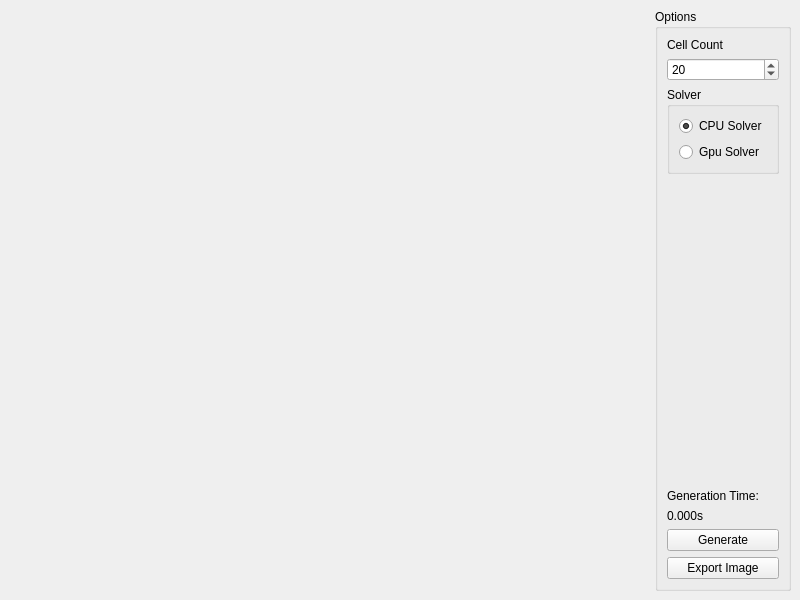
Qt form application/ui/mainwindow.ui (thoxey/parallelvoronoi) before a commit.
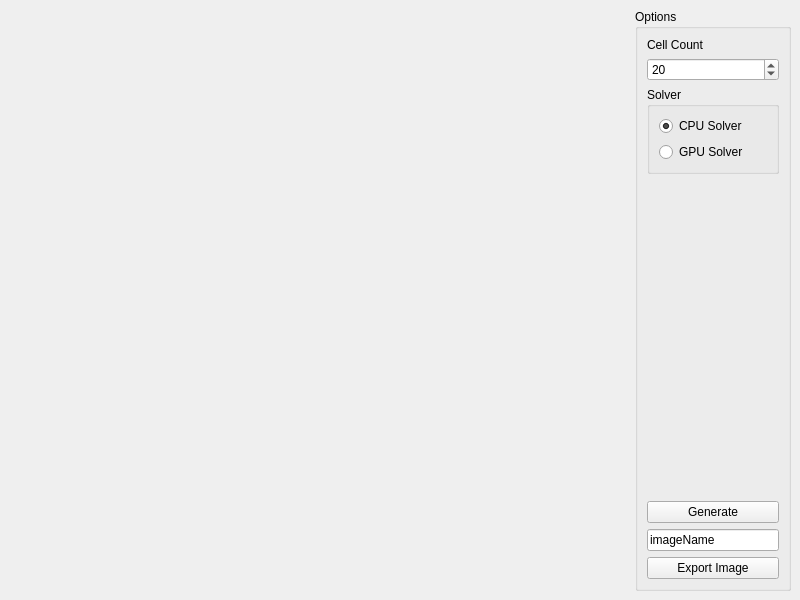
The same form after that commit.

The edit to the form file:
```diff
--- a/application/ui/mainwindow.ui
+++ b/application/ui/mainwindow.ui
@@ -115,7 +115,7 @@
              <bool>true</bool>
             </property>
             <property name="text">
-             <string>Gpu Solver</string>
+             <string>GPU Solver</string>
             </property>
            </widget>
           </item>
@@ -135,23 +135,6 @@
          </property>
         </spacer>
        </item>
-       <item>
-        <widget class="QLabel" name="genTimeLablab">
-         <property name="text">
-          <string>Generation Time:</string>
-         </property>
-         <property name="alignment">
-          <set>Qt::AlignLeading|Qt::AlignLeft|Qt::AlignVCenter</set>
-         </property>
-        </widget>
-       </item>
-       <item>
-        <widget class="QLabel" name="genTimeLab">
-         <property name="text">
-          <string>0.000s</string>
-         </property>
-        </widget>
-       </item>
        <item>
         <widget class="QPushButton" name="genButt">
          <property name="text">
@@ -159,6 +142,13 @@
          </property>
         </widget>
        </item>
+       <item>
+        <widget class="QLineEdit" name="imageName">
+         <property name="text">
+          <string>imageName</string>
+         </property>
+        </widget>
+       </item>
        <item>
         <widget class="QPushButton" name="exportButt">
          <property name="text">
```
Left out of the diff: 4 changed lines with no effect on the pictures.
